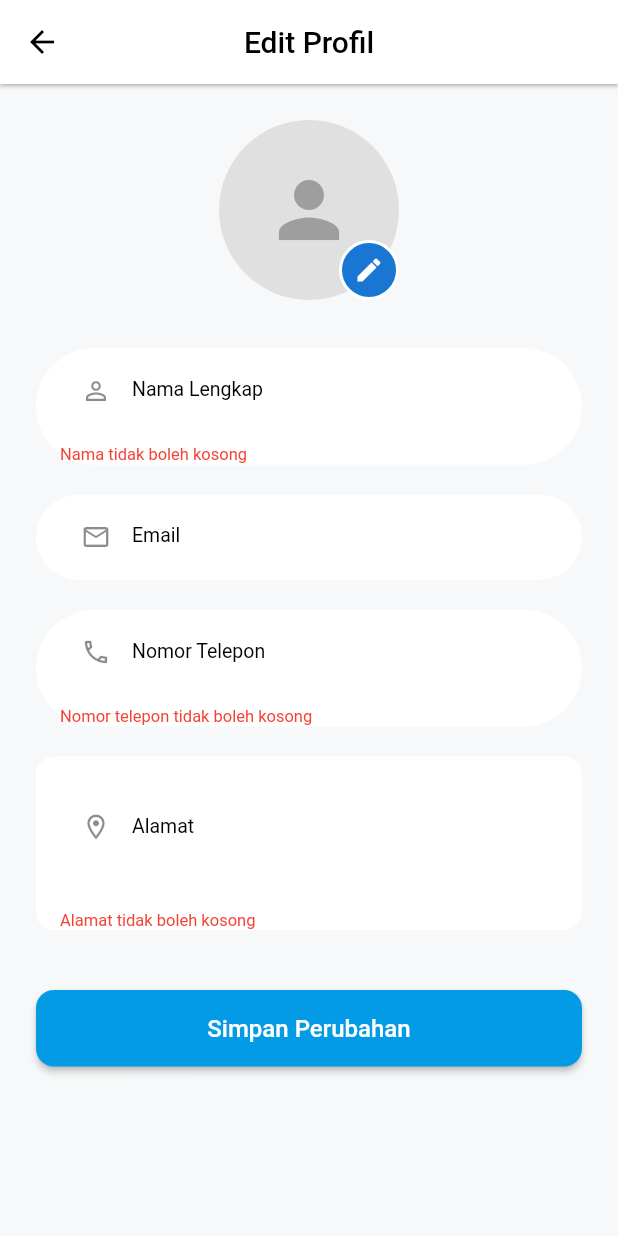
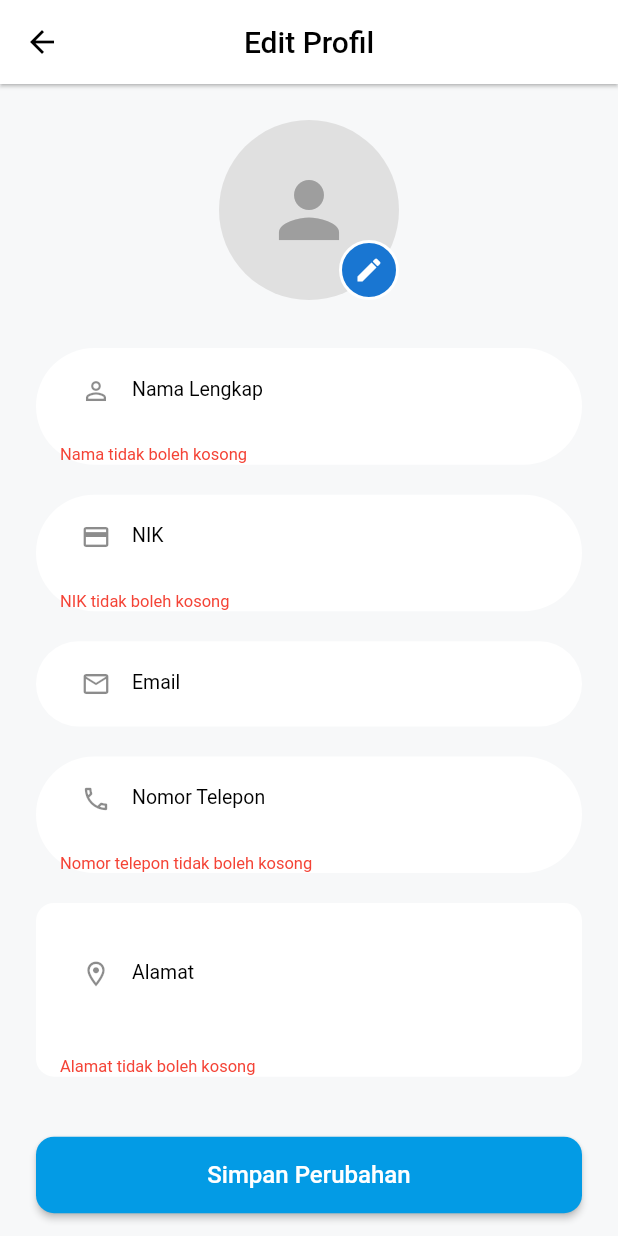
Before and after one commit to farhanmuzakki213/Frontend_Merallin, a Flutter app: the EditProfilePage screen opened directly, after a tap on "Simpan Perubahan", on a phone screen of 412 x 824 dp. Run offline on Flutter 3.47's test engine with Material 2 defaults, Android fonts, the phone set to English and light mode, and no system bars; our stand-ins replace device_info_plus, file_picker, firebase_core, firebase_messaging, flutter_dotenv, flutter_image_compress and 10 more; missing offline and left inert: file_saver, flutter_pdfview; accounts and stored records are empty; Roboto replaces fonts that are missing (Poppins).

Commit message:
nik register profile & izin

```diff
--- a/lib/edit_profile.dart
+++ b/lib/edit_profile.dart
@@ -19,6 +19,7 @@ class _EditProfilePageState extends State<EditProfilePage> {
   late TextEditingController _emailController;
   late TextEditingController _phoneController;
   late TextEditingController _addressController;
+  late TextEditingController _nikController;
 
   File? _imageFile; // State untuk menyimpan file gambar yang dipilih
   bool _isLoading = false; // State untuk mengelola status loading
@@ -32,6 +33,7 @@ class _EditProfilePageState extends State<EditProfilePage> {
     _emailController = TextEditingController(text: user?.email ?? '');
     _phoneController = TextEditingController(text: user?.phoneNumber ?? '');
     _addressController = TextEditingController(text: user?.address ?? '');
+    _nikController = TextEditingController(text: user?.nik ?? '');
   }
 
   @override
@@ -40,6 +42,7 @@ class _EditProfilePageState extends State<EditProfilePage> {
     _emailController.dispose();
     _phoneController.dispose();
     _addressController.dispose();
+    _nikController.dispose();
     super.dispose();
   }
 
@@ -69,6 +72,7 @@ class _EditProfilePageState extends State<EditProfilePage> {
         name: _nameController.text.trim(),
         phone: _phoneController.text.trim(),
         address: _addressController.text.trim(),
+        nik: _nikController.text.trim(),
         profilePhoto: _imageFile,
       );
 
@@ -129,6 +133,22 @@ class _EditProfilePageState extends State<EditProfilePage> {
                 validator: (value) {
                   if (value == null || value.isEmpty) {
                     return 'Nama tidak boleh kosong';
+                  }
+                  return null;
+                },
+              ),
+              const SizedBox(height: 20),
+              _buildTextField(
+                controller: _nikController,
+                labelText: 'NIK',
+                icon: Icons.credit_card_outlined,
+                keyboardType: TextInputType.number,
+                validator: (value) {
+                  if (value == null || value.isEmpty) {
+                    return 'NIK tidak boleh kosong';
+                  }
+                  if (value.length != 16) {
+                    return 'NIK harus 16 digit';
                   }
                   return null;
                 },
--- a/lib/models/user_model.dart
+++ b/lib/models/user_model.dart
@@ -28,6 +28,9 @@ class User {
   // ID KARYAWAN
   final String? idCardUrl;
 
+  @HiveField(7) // <-- NIK
+  final String nik;
+
   const User({
     required this.id,
     required this.name,
@@ -37,6 +40,7 @@ class User {
     required this.roles,
     required this.profilePhotoUrl,
     this.idCardUrl, // <-- Tambahkan constructor ID KARYAWAN
+    required this.nik, // <-- Tambahkan constructor NIK KARYAWAN
   });
 
   factory User.fromJson(Map<String, dynamic> json) {
@@ -59,6 +63,7 @@ class User {
         profilePhotoUrl: json['profile_photo_url'] ?? '',
         roles: roleNames,
         idCardUrl: json['id_card_url'],
+        nik: json['nik'] ?? '',
       );
     } catch (e) {
       debugPrint('Error parsing User from JSON: $e');
@@ -76,6 +81,7 @@ class User {
       'roles': roles,
       'profile_photo_url': profilePhotoUrl,
       'id_card_url': idCardUrl,
+      'nik': nik,
     };
   }
 }
--- a/lib/providers/auth_provider.dart
+++ b/lib/providers/auth_provider.dart
@@ -245,6 +245,7 @@ class AuthProvider extends ChangeNotifier {
     required String passwordConfirmation,
     required String phone,
     required String address,
+    required String nik,
   }) async {
     _authStatus = AuthStatus.authenticating;
     notifyListeners();
@@ -257,6 +258,7 @@ class AuthProvider extends ChangeNotifier {
         passwordConfirmation: passwordConfirmation,
         phone: phone,
         address: address,
+        nik: nik,
       );
       _authStatus = AuthStatus.unauthenticated;
       notifyListeners();
@@ -302,6 +304,7 @@ class AuthProvider extends ChangeNotifier {
     required String name,
     required String address,
     required String phone,
+    required String nik,
     File? profilePhoto,
   }) async {
     if (_user == null || _token == null) return false;
@@ -316,6 +319,7 @@ class AuthProvider extends ChangeNotifier {
         email: _user!.email,
         address: address,
         phone: phone,
+        nik: nik,
         profilePhoto: profilePhoto,
       );
       _user = updatedUser;
--- a/lib/services/auth_service.dart
+++ b/lib/services/auth_service.dart
@@ -59,6 +59,7 @@ class AuthService {
     required String passwordConfirmation,
     required String phone, // Tambahkan ini
     required String address, // Tambahkan ini
+    required String nik, // Tambahkan ini
   }) async {
     final url = Uri.parse('$_baseUrl/register');
     try {
@@ -72,6 +73,7 @@ class AuthService {
           'password_confirmation': passwordConfirmation,
           'no_telepon': phone, // Sesuaikan dengan nama field di API
           'alamat': address,
+          'nik': nik, // Tambahkan NIK
         }),
       );
 
--- a/lib/services/profile_service.dart
+++ b/lib/services/profile_service.dart
@@ -46,6 +46,7 @@ class ProfileService {
     required String email,
     required String address,
     required String phone,
+    required String nik,
     File? profilePhoto,
   }) async {
     final url = Uri.parse('$_baseUrl/user/profile');
@@ -59,6 +60,7 @@ class ProfileService {
       request.fields['email'] = email;
       request.fields['alamat'] = address;
       request.fields['no_telepon'] = phone;
+      request.fields['nik'] = nik;
 
       if (profilePhoto != null) {
         final mimeTypeData = lookupMimeType(profilePhoto.path)?.split('/');
```
Also changed, not shown: lib/leave_request_screen.dart (+9 -63 lines), lib/register_screen.dart (+42 -2 lines), lib/models/user_model.g.dart.
